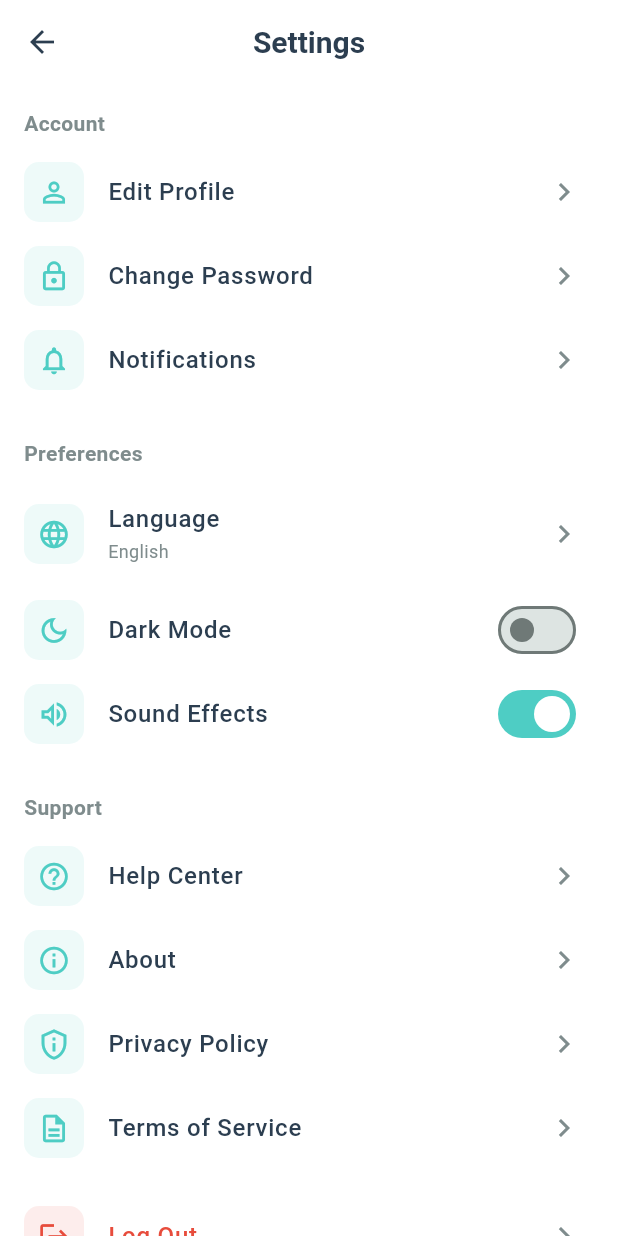
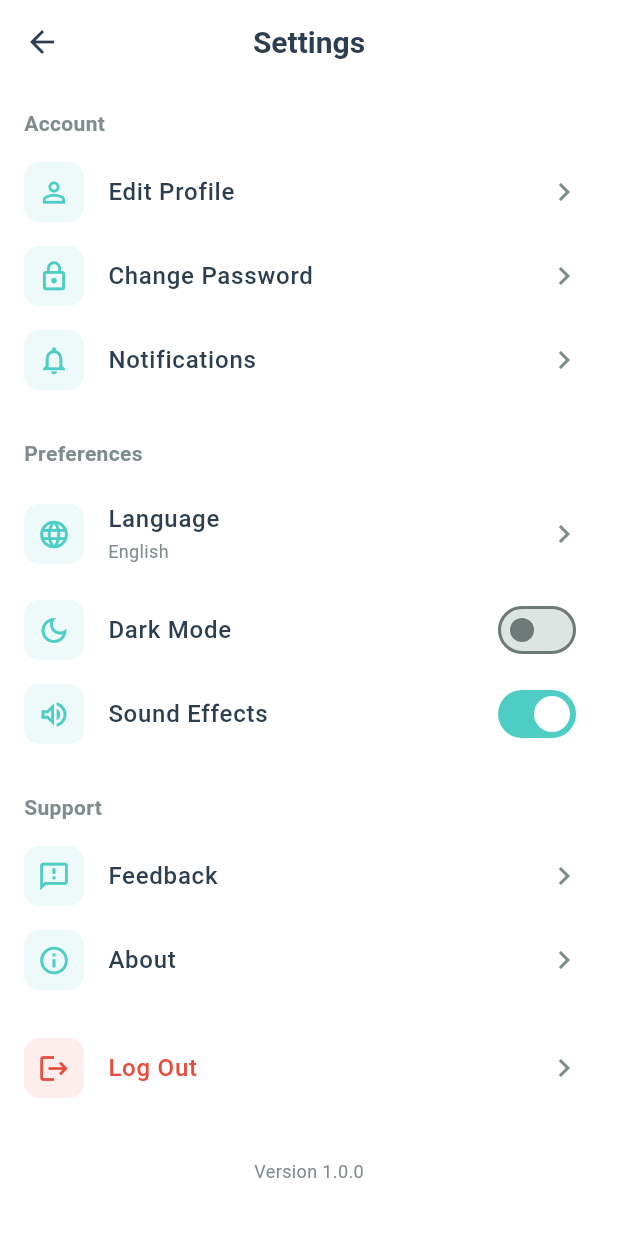
Before and after one commit to Kanjiforwork/GrammarUp-Mobile, a Flutter app: the SettingTab screen opened directly, after a tap on "About", on a phone screen of 412 x 824 dp. Run offline on Flutter 3.47's test engine with Material 3 defaults, Android fonts, the phone set to English and light mode, and no system bars; our stand-ins replace flutter_dotenv, google_sign_in, supabase_flutter; missing offline and left inert: dart_openai; accounts and stored records are empty; network calls fail.

Commit message:
Add feedback activity layout and implement feedback functionality in settings

```diff
--- a/grammar_up/lib/screens/main/tabs/setting_tab.dart
+++ b/grammar_up/lib/screens/main/tabs/setting_tab.dart
@@ -1,4 +1,5 @@
 import 'package:flutter/material.dart';
+import 'package:flutter/services.dart';
 import 'package:provider/provider.dart';
 import '../../../core/constants/app_colors.dart';
 import '../../../core/providers/auth_provider.dart';
@@ -47,10 +48,20 @@
           const SizedBox(height: 16),
           // Support section
           _buildSectionHeader('Support'),
-          _buildSettingItem(icon: Icons.help_outline, title: 'Help Center', onTap: () {}),
-          _buildSettingItem(icon: Icons.info_outline, title: 'About', onTap: () {}),
-          _buildSettingItem(icon: Icons.privacy_tip_outlined, title: 'Privacy Policy', onTap: () {}),
-          _buildSettingItem(icon: Icons.description_outlined, title: 'Terms of Service', onTap: () {}),
+          _buildSettingItem(
+            icon: Icons.feedback_outlined,
+            title: 'Feedback',
+            onTap: () {
+              _openFeedbackActivity(context);
+            }
+          ),
+          _buildSettingItem(
+            icon: Icons.info_outline,
+            title: 'About',
+            onTap: () {
+              _openAboutActivity(context);
+            }
+          ),
           const SizedBox(height: 16),
           // Logout
           _buildSettingItem(
@@ -140,4 +151,30 @@
       onTap: onTap,
     );
   }
+
+  static const platform = MethodChannel('com.example.grammar_up/native');
+
+  Future<void> _openFeedbackActivity(BuildContext context) async {
+    try {
+      await platform.invokeMethod('openFeedback');
+    } on PlatformException catch (e) {
+      if (context.mounted) {
+        ScaffoldMessenger.of(context).showSnackBar(
+          SnackBar(content: Text('Error: ${e.message}')),
+        );
+      }
+    }
+  }
+
+  Future<void> _openAboutActivity(BuildContext context) async {
+    try {
+      await platform.invokeMethod('openAbout');
+    } on PlatformException catch (e) {
+      if (context.mounted) {
+        ScaffoldMessenger.of(context).showSnackBar(
+          SnackBar(content: Text('Error: ${e.message}')),
+        );
+      }
+    }
+  }
 }
```
Also changed, not shown: 2 other files.
